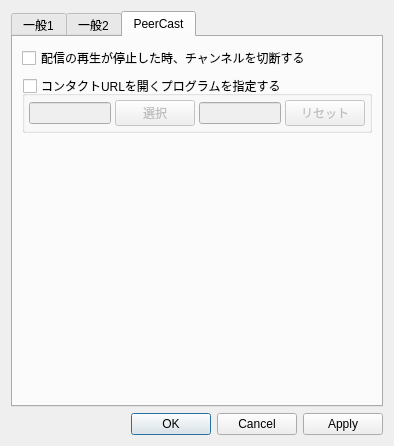
First picture: the form in src/configdialog.ui, repository nelkana/PurePlayer_As, before the edit.
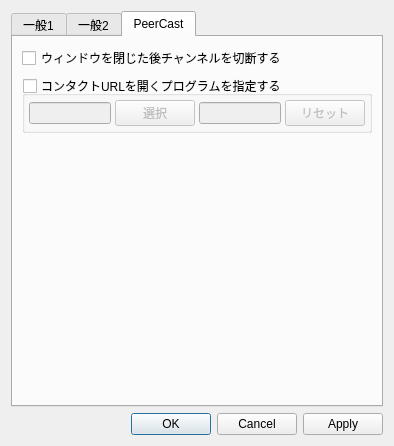
Second picture: the form after the edit. The open tabs and pages were chosen to show the change. Custom widgets are drawn as their Qt base class.

Commit message:
チャンネル自動切断処理修正
・配信が停止した時は切断しない様に修正
・切断までの遅延時間を5秒から15秒に延長
・ウィンドウを閉じた後、「切断待機中」文字をコンソールに出力
・設定ダイアログの設定項目文言修正

```diff
--- a/src/configdialog.ui
+++ b/src/configdialog.ui
@@ -601,7 +601,7 @@
           <string>配信の再生が停止した時、数秒後チャンネルの切断を行います。</string>
          </property>
          <property name="text">
-          <string>配信の再生が停止した時、チャンネルを切断する</string>
+          <string>ウィンドウを閉じた後チャンネルを切断する</string>
          </property>
         </widget>
        </item>
```
Left out of the diff: 2 changed lines with no effect on the pictures. The commit also changes 2 other files.
